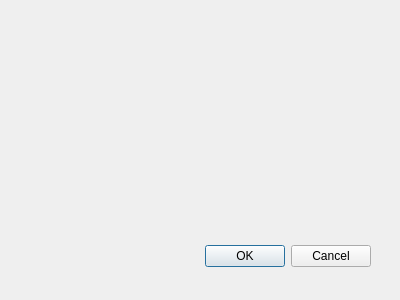
spono/SylvaRoad_qgis_plugin, file sylvaroad/SylvaRoad_dialog_base.ui: the form before one commit.
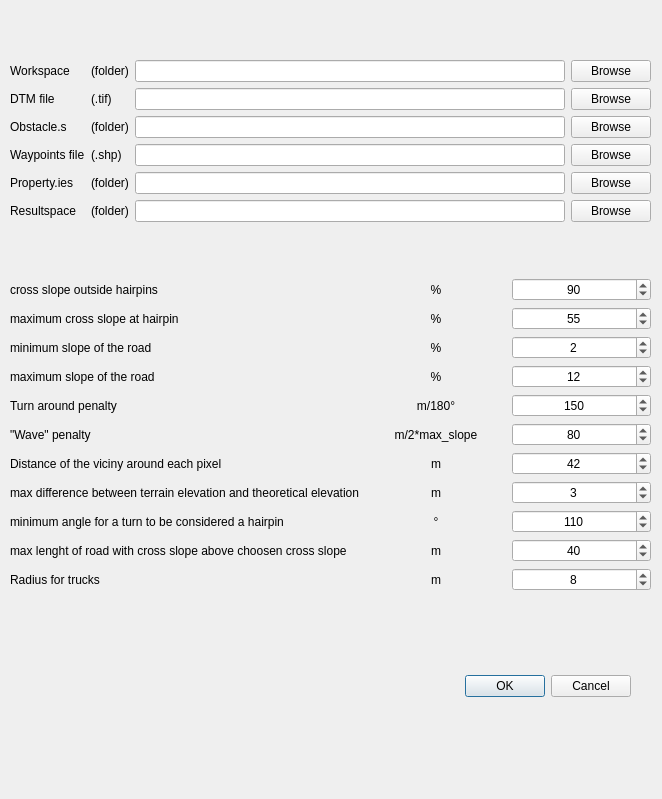
The form after the commit.

Commit message: création UI + update SylvaRoad_dialog

Diff of the .ui file:
```diff
--- a/sylvaroad/SylvaRoad_dialog_base.ui
+++ b/sylvaroad/SylvaRoad_dialog_base.ui
@@ -1,22 +1,22 @@
 <ui version="4.0" >
  <class>sylvaroadDialogBase</class>
- <widget class="QDialog" name="sylvaroadDialogBase" >
-  <property name="geometry" >
+ <widget class="QDialog" name="sylvaroadDialogBase">
+  <property name="geometry">
    <rect>
     <x>0</x>
     <y>0</y>
-    <width>400</width>
-    <height>300</height>
+    <width>662</width>
+    <height>799</height>
    </rect>
   </property>
   <property name="windowTitle" >
    <string>SylvaRoad</string>
   </property>
-  <widget class="QDialogButtonBox" name="button_box" >
-   <property name="geometry" >
+  <widget class="QDialogButtonBox" name="button_box">
+   <property name="geometry">
     <rect>
-     <x>30</x>
-     <y>240</y>
+     <x>290</x>
+     <y>670</y>
      <width>341</width>
      <height>32</height>
     </rect>
@@ -28,6 +28,788 @@
     <set>QDialogButtonBox::Cancel|QDialogButtonBox::Ok</set>
    </property>
   </widget>
+  <widget class="QWidget" name="verticalLayoutWidget">
+   <property name="geometry">
+    <rect>
+     <x>10</x>
+     <y>10</y>
+     <width>641</width>
+     <height>631</height>
+    </rect>
+   </property>
+   <layout class="QVBoxLayout" name="verticalLayout">
+    <item>
+     <layout class="QGridLayout" name="gridLayout_3">
+      <item row="5" column="0">
+       <widget class="QLabel" name="label_6">
+        <property name="font">
+         <font>
+          <pointsize>9</pointsize>
+         </font>
+        </property>
+        <property name="text">
+         <string>Resultspace</string>
+        </property>
+       </widget>
+      </item>
+      <item row="5" column="1">
+       <widget class="QLabel" name="label_23">
+        <property name="font">
+         <font>
+          <pointsize>9</pointsize>
+         </font>
+        </property>
+        <property name="text">
+         <string>(folder)</string>
+        </property>
+       </widget>
+      </item>
+      <item row="4" column="1">
+       <widget class="QLabel" name="label_22">
+        <property name="font">
+         <font>
+          <pointsize>9</pointsize>
+         </font>
+        </property>
+        <property name="text">
+         <string>(folder)</string>
+        </property>
+       </widget>
+      </item>
+      <item row="5" column="2">
+       <widget class="QLineEdit" name="lineEdit_6">
+        <property name="font">
+         <font>
+          <pointsize>9</pointsize>
+         </font>
+        </property>
+       </widget>
+      </item>
+      <item row="4" column="0">
+       <widget class="QLabel" name="label_5">
+        <property name="font">
+         <font>
+          <pointsize>9</pointsize>
+         </font>
+        </property>
+        <property name="text">
+         <string>Property.ies</string>
+        </property>
+       </widget>
+      </item>
+      <item row="1" column="2">
+       <widget class="QLineEdit" name="lineEdit_2">
+        <property name="font">
+         <font>
+          <pointsize>9</pointsize>
+         </font>
+        </property>
+       </widget>
+      </item>
+      <item row="0" column="1">
+       <widget class="QLabel" name="label_18">
+        <property name="font">
+         <font>
+          <pointsize>9</pointsize>
+         </font>
+        </property>
+        <property name="text">
+         <string>(folder)</string>
+        </property>
+       </widget>
+      </item>
+      <item row="2" column="0">
+       <widget class="QLabel" name="label_3">
+        <property name="font">
+         <font>
+          <pointsize>9</pointsize>
+         </font>
+        </property>
+        <property name="text">
+         <string>Obstacle.s</string>
+        </property>
+       </widget>
+      </item>
+      <item row="1" column="1">
+       <widget class="QLabel" name="label_19">
+        <property name="font">
+         <font>
+          <pointsize>9</pointsize>
+         </font>
+        </property>
+        <property name="text">
+         <string>(.tif)</string>
+        </property>
+       </widget>
+      </item>
+      <item row="2" column="2">
+       <widget class="QLineEdit" name="lineEdit_3">
+        <property name="font">
+         <font>
+          <pointsize>9</pointsize>
+         </font>
+        </property>
+       </widget>
+      </item>
+      <item row="3" column="2">
+       <widget class="QLineEdit" name="lineEdit_4">
+        <property name="font">
+         <font>
+          <pointsize>9</pointsize>
+         </font>
+        </property>
+       </widget>
+      </item>
+      <item row="0" column="2">
+       <widget class="QLineEdit" name="lineEdit">
+        <property name="font">
+         <font>
+          <pointsize>9</pointsize>
+         </font>
+        </property>
+       </widget>
+      </item>
+      <item row="2" column="1">
+       <widget class="QLabel" name="label_20">
+        <property name="font">
+         <font>
+          <pointsize>9</pointsize>
+         </font>
+        </property>
+        <property name="text">
+         <string>(folder)</string>
+        </property>
+       </widget>
+      </item>
+      <item row="0" column="0">
+       <widget class="QLabel" name="label">
+        <property name="font">
+         <font>
+          <pointsize>9</pointsize>
+         </font>
+        </property>
+        <property name="text">
+         <string>Workspace</string>
+        </property>
+       </widget>
+      </item>
+      <item row="3" column="0">
+       <widget class="QLabel" name="label_4">
+        <property name="font">
+         <font>
+          <pointsize>9</pointsize>
+         </font>
+        </property>
+        <property name="text">
+         <string>Waypoints file</string>
+        </property>
+       </widget>
+      </item>
+      <item row="4" column="2">
+       <widget class="QLineEdit" name="lineEdit_5">
+        <property name="font">
+         <font>
+          <pointsize>9</pointsize>
+         </font>
+        </property>
+       </widget>
+      </item>
+      <item row="1" column="0">
+       <widget class="QLabel" name="label_2">
+        <property name="font">
+         <font>
+          <pointsize>9</pointsize>
+         </font>
+        </property>
+        <property name="text">
+         <string>DTM file</string>
+        </property>
+       </widget>
+      </item>
+      <item row="3" column="1">
+       <widget class="QLabel" name="label_21">
+        <property name="font">
+         <font>
+          <pointsize>9</pointsize>
+         </font>
+        </property>
+        <property name="text">
+         <string>(.shp)</string>
+        </property>
+       </widget>
+      </item>
+      <item row="0" column="3">
+       <widget class="QPushButton" name="pushButton">
+        <property name="font">
+         <font>
+          <pointsize>9</pointsize>
+         </font>
+        </property>
+        <property name="text">
+         <string>Browse</string>
+        </property>
+       </widget>
+      </item>
+      <item row="1" column="3">
+       <widget class="QPushButton" name="pushButton_2">
+        <property name="font">
+         <font>
+          <pointsize>9</pointsize>
+         </font>
+        </property>
+        <property name="text">
+         <string>Browse</string>
+        </property>
+       </widget>
+      </item>
+      <item row="2" column="3">
+       <widget class="QPushButton" name="pushButton_3">
+        <property name="font">
+         <font>
+          <pointsize>9</pointsize>
+         </font>
+        </property>
+        <property name="text">
+         <string>Browse</string>
+        </property>
+       </widget>
+      </item>
+      <item row="3" column="3">
+       <widget class="QPushButton" name="pushButton_4">
+        <property name="font">
+         <font>
+          <pointsize>9</pointsize>
+         </font>
+        </property>
+        <property name="text">
+         <string>Browse</string>
+        </property>
+       </widget>
+      </item>
+      <item row="4" column="3">
+       <widget class="QPushButton" name="pushButton_5">
+        <property name="font">
+         <font>
+          <pointsize>9</pointsize>
+         </font>
+        </property>
+        <property name="text">
+         <string>Browse</string>
+        </property>
+       </widget>
+      </item>
+      <item row="5" column="3">
+       <widget class="QPushButton" name="pushButton_6">
+        <property name="font">
+         <font>
+          <pointsize>9</pointsize>
+         </font>
+        </property>
+        <property name="text">
+         <string>Browse</string>
+        </property>
+       </widget>
+      </item>
+     </layout>
+    </item>
+    <item>
+     <layout class="QGridLayout" name="gridLayout_2">
+      <item row="4" column="1">
+       <widget class="QLabel" name="label_27">
+        <property name="font">
+         <font>
+          <pointsize>9</pointsize>
+         </font>
+        </property>
+        <property name="text">
+         <string>%</string>
+        </property>
+        <property name="alignment">
+         <set>Qt::AlignCenter</set>
+        </property>
+       </widget>
+      </item>
+      <item row="10" column="2">
+       <widget class="QSpinBox" name="spinBox_10">
+        <property name="font">
+         <font>
+          <pointsize>9</pointsize>
+         </font>
+        </property>
+        <property name="alignment">
+         <set>Qt::AlignCenter</set>
+        </property>
+        <property name="maximum">
+         <number>9999</number>
+        </property>
+        <property name="value">
+         <number>40</number>
+        </property>
+       </widget>
+      </item>
+      <item row="3" column="1">
+       <widget class="QLabel" name="label_26">
+        <property name="font">
+         <font>
+          <pointsize>9</pointsize>
+         </font>
+        </property>
+        <property name="text">
+         <string>%</string>
+        </property>
+        <property name="alignment">
+         <set>Qt::AlignCenter</set>
+        </property>
+       </widget>
+      </item>
+      <item row="10" column="1">
+       <widget class="QLabel" name="label_33">
+        <property name="font">
+         <font>
+          <pointsize>9</pointsize>
+         </font>
+        </property>
+        <property name="text">
+         <string>m</string>
+        </property>
+        <property name="alignment">
+         <set>Qt::AlignCenter</set>
+        </property>
+       </widget>
+      </item>
+      <item row="4" column="0">
+       <widget class="QLabel" name="label_10">
+        <property name="font">
+         <font>
+          <pointsize>9</pointsize>
+         </font>
+        </property>
+        <property name="text">
+         <string>maximum slope of the road</string>
+        </property>
+       </widget>
+      </item>
+      <item row="10" column="0">
+       <widget class="QLabel" name="label_16">
+        <property name="font">
+         <font>
+          <pointsize>9</pointsize>
+         </font>
+        </property>
+        <property name="text">
+         <string>max lenght of road with cross slope above choosen cross slope</string>
+        </property>
+       </widget>
+      </item>
+      <item row="3" column="2">
+       <widget class="QSpinBox" name="spinBox_3">
+        <property name="font">
+         <font>
+          <pointsize>9</pointsize>
+         </font>
+        </property>
+        <property name="alignment">
+         <set>Qt::AlignCenter</set>
+        </property>
+        <property name="value">
+         <number>2</number>
+        </property>
+       </widget>
+      </item>
+      <item row="3" column="0">
+       <widget class="QLabel" name="label_9">
+        <property name="font">
+         <font>
+          <pointsize>9</pointsize>
+         </font>
+        </property>
+        <property name="text">
+         <string>minimum slope of the road</string>
+        </property>
+       </widget>
+      </item>
+      <item row="11" column="0">
+       <widget class="QLabel" name="label_17">
+        <property name="font">
+         <font>
+          <pointsize>9</pointsize>
+         </font>
+        </property>
+        <property name="text">
+         <string>Radius for trucks</string>
+        </property>
+       </widget>
+      </item>
+      <item row="8" column="2">
+       <widget class="QSpinBox" name="spinBox_8">
+        <property name="font">
+         <font>
+          <pointsize>9</pointsize>
+         </font>
+        </property>
+        <property name="alignment">
+         <set>Qt::AlignCenter</set>
+        </property>
+        <property name="maximum">
+         <number>100</number>
+        </property>
+        <property name="singleStep">
+         <number>1</number>
+        </property>
+        <property name="value">
+         <number>3</number>
+        </property>
+       </widget>
+      </item>
+      <item row="0" column="2">
+       <widget class="QSpinBox" name="spinBox">
+        <property name="font">
+         <font>
+          <pointsize>9</pointsize>
+         </font>
+        </property>
+        <property name="alignment">
+         <set>Qt::AlignCenter</set>
+        </property>
+        <property name="maximum">
+         <number>99999</number>
+        </property>
+        <property name="value">
+         <number>90</number>
+        </property>
+       </widget>
+      </item>
+      <item row="6" column="2">
+       <widget class="QSpinBox" name="spinBox_6">
+        <property name="font">
+         <font>
+          <pointsize>9</pointsize>
+         </font>
+        </property>
+        <property name="alignment">
+         <set>Qt::AlignCenter</set>
+        </property>
+        <property name="maximum">
+         <number>999</number>
+        </property>
+        <property name="value">
+         <number>80</number>
+        </property>
+       </widget>
+      </item>
+      <item row="2" column="1">
+       <widget class="QLabel" name="label_25">
+        <property name="font">
+         <font>
+          <pointsize>9</pointsize>
+         </font>
+        </property>
+        <property name="text">
+         <string>%</string>
+        </property>
+        <property name="alignment">
+         <set>Qt::AlignCenter</set>
+        </property>
+       </widget>
+      </item>
+      <item row="6" column="1">
+       <widget class="QLabel" name="label_29">
+        <property name="font">
+         <font>
+          <pointsize>9</pointsize>
+         </font>
+        </property>
+        <property name="text">
+         <string>m/2*max_slope</string>
+        </property>
+        <property name="alignment">
+         <set>Qt::AlignCenter</set>
+        </property>
+       </widget>
+      </item>
+      <item row="11" column="1">
+       <widget class="QLabel" name="label_34">
+        <property name="font">
+         <font>
+          <pointsize>9</pointsize>
+         </font>
+        </property>
+        <property name="text">
+         <string>m</string>
+        </property>
+        <property name="alignment">
+         <set>Qt::AlignCenter</set>
+        </property>
+       </widget>
+      </item>
+      <item row="4" column="2">
+       <widget class="QSpinBox" name="spinBox_4">
+        <property name="font">
+         <font>
+          <pointsize>9</pointsize>
+         </font>
+        </property>
+        <property name="alignment">
+         <set>Qt::AlignCenter</set>
+        </property>
+        <property name="value">
+         <number>12</number>
+        </property>
+       </widget>
+      </item>
+      <item row="7" column="0">
+       <widget class="QLabel" name="label_13">
+        <property name="font">
+         <font>
+          <pointsize>9</pointsize>
+         </font>
+        </property>
+        <property name="text">
+         <string>Distance of the viciny around each pixel</string>
+        </property>
+       </widget>
+      </item>
+      <item row="0" column="0">
+       <widget class="QLabel" name="label_7">
+        <property name="font">
+         <font>
+          <pointsize>9</pointsize>
+         </font>
+        </property>
+        <property name="text">
+         <string>cross slope outside hairpins</string>
+        </property>
+       </widget>
+      </item>
+      <item row="7" column="2">
+       <widget class="QSpinBox" name="spinBox_7">
+        <property name="font">
+         <font>
+          <pointsize>9</pointsize>
+         </font>
+        </property>
+        <property name="alignment">
+         <set>Qt::AlignCenter</set>
+        </property>
+        <property name="maximum">
+         <number>999</number>
+        </property>
+        <property name="value">
+         <number>42</number>
+        </property>
+       </widget>
+      </item>
+      <item row="5" column="1">
+       <widget class="QLabel" name="label_28">
+        <property name="font">
+         <font>
+          <pointsize>9</pointsize>
+         </font>
+        </property>
+        <property name="text">
+         <string>m/180°</string>
+        </property>
+        <property name="alignment">
+         <set>Qt::AlignCenter</set>
+        </property>
+       </widget>
+      </item>
+      <item row="9" column="0">
+       <widget class="QLabel" name="label_15">
+        <property name="font">
+         <font>
+          <pointsize>9</pointsize>
+         </font>
+        </property>
+        <property name="text">
+         <string>minimum angle for a turn to be considered a hairpin</string>
+        </property>
+       </widget>
+      </item>
+      <item row="9" column="1">
+       <widget class="QLabel" name="label_32">
+        <property name="font">
+         <font>
+          <pointsize>9</pointsize>
+         </font>
+        </property>
+        <property name="text">
+         <string>°</string>
+        </property>
+        <property name="alignment">
+         <set>Qt::AlignCenter</set>
+        </property>
+       </widget>
+      </item>
+      <item row="11" column="2">
+       <widget class="QSpinBox" name="spinBox_11">
+        <property name="font">
+         <font>
+          <pointsize>9</pointsize>
+         </font>
+        </property>
+        <property name="alignment">
+         <set>Qt::AlignCenter</set>
+        </property>
+        <property name="maximum">
+         <number>999</number>
+        </property>
+        <property name="value">
+         <number>8</number>
+        </property>
+       </widget>
+      </item>
+      <item row="0" column="1">
+       <widget class="QLabel" name="label_24">
+        <property name="font">
+         <font>
+          <pointsize>9</pointsize>
+         </font>
+        </property>
+        <property name="text">
+         <string>%</string>
+        </property>
+        <property name="alignment">
+         <set>Qt::AlignCenter</set>
+        </property>
+       </widget>
+      </item>
+      <item row="7" column="1">
+       <widget class="QLabel" name="label_30">
+        <property name="font">
+         <font>
+          <pointsize>9</pointsize>
+         </font>
+        </property>
+        <property name="text">
+         <string>m</string>
+        </property>
+        <property name="alignment">
+         <set>Qt::AlignCenter</set>
+        </property>
+       </widget>
+      </item>
+      <item row="2" column="2">
+       <widget class="QSpinBox" name="spinBox_2">
+        <property name="font">
+         <font>
+          <pointsize>9</pointsize>
+         </font>
+        </property>
+        <property name="alignment">
+         <set>Qt::AlignCenter</set>
+        </property>
+        <property name="maximum">
+         <number>999</number>
+        </property>
+        <property name="value">
+         <number>55</number>
+        </property>
+       </widget>
+      </item>
+      <item row="9" column="2">
+       <widget class="QSpinBox" name="spinBox_9">
+        <property name="font">
+         <font>
+          <pointsize>9</pointsize>
+         </font>
+        </property>
+        <property name="alignment">
+         <set>Qt::AlignCenter</set>
+        </property>
+        <property name="maximum">
+         <number>360</number>
+        </property>
+        <property name="value">
+         <number>110</number>
+        </property>
+       </widget>
+      </item>
+      <item row="5" column="0">
+       <widget class="QLabel" name="label_11">
+        <property name="font">
+         <font>
+          <pointsize>9</pointsize>
+         </font>
+        </property>
+        <property name="text">
+         <string>Turn around penalty</string>
+        </property>
+       </widget>
+      </item>
+      <item row="5" column="2">
+       <widget class="QSpinBox" name="spinBox_5">
+        <property name="font">
+         <font>
+          <pointsize>9</pointsize>
+         </font>
+        </property>
+        <property name="alignment">
+         <set>Qt::AlignCenter</set>
+        </property>
+        <property name="maximum">
+         <number>99999</number>
+        </property>
+        <property name="value">
+         <number>150</number>
+        </property>
+       </widget>
+      </item>
+      <item row="6" column="0">
+       <widget class="QLabel" name="label_12">
+        <property name="font">
+         <font>
+          <pointsize>9</pointsize>
+         </font>
+        </property>
+        <property name="text">
+         <string>&quot;Wave&quot; penalty</string>
+        </property>
+       </widget>
+      </item>
+      <item row="8" column="1">
+       <widget class="QLabel" name="label_31">
+        <property name="font">
+         <font>
+          <pointsize>9</pointsize>
+         </font>
+        </property>
+        <property name="text">
+         <string>m</string>
+        </property>
+        <property name="alignment">
+         <set>Qt::AlignCenter</set>
+        </property>
+       </widget>
+      </item>
+      <item row="2" column="0">
+       <widget class="QLabel" name="label_8">
+        <property name="font">
+         <font>
+          <pointsize>9</pointsize>
+         </font>
+        </property>
+        <property name="text">
+         <string>maximum cross slope at hairpin</string>
+        </property>
+       </widget>
+      </item>
+      <item row="8" column="0">
+       <widget class="QLabel" name="label_14">
+        <property name="font">
+         <font>
+          <pointsize>9</pointsize>
+         </font>
+        </property>
+        <property name="text">
+         <string>max difference between terrain elevation and theoretical elevation</string>
+        </property>
+       </widget>
+      </item>
+     </layout>
+    </item>
+   </layout>
+  </widget>
  </widget>
  <resources/>
  <connections>
```
Left out of the diff: 33 changed lines with no effect on the pictures. The commit also changes 9 other files.
